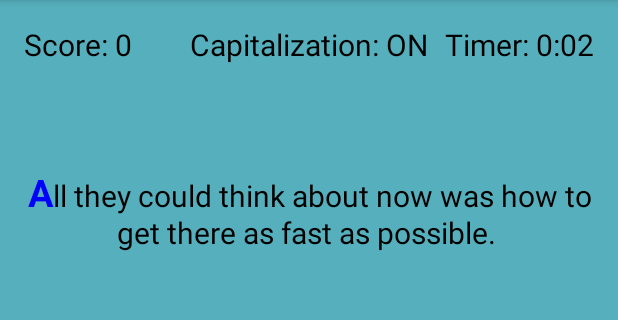
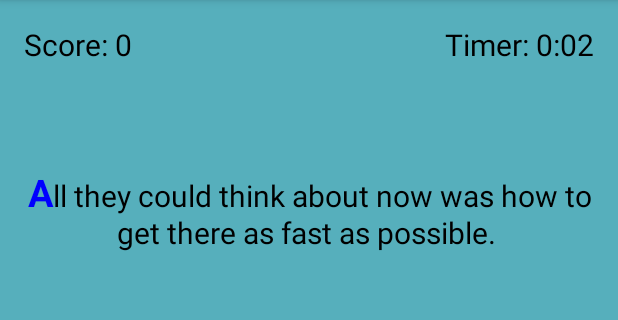
Before and after one commit to jeremy-wenzel/Tap-Tap-Tap, an Android app: the screen it shows after launch (TapActivity), after a tap on "PARAGRAPH", on a phone screen of 412 x 824 dp, the part 84-404 px from its top. Run offline under Robolectric (Android 15) with nearby library versions, the phone set to English and light mode, and no system bars.

Commit message:
Final Commit

```diff
--- a/TapTapTap/app/src/main/java/cs371m/taptaptap/TapActivity.java
+++ b/TapTapTap/app/src/main/java/cs371m/taptaptap/TapActivity.java
@@ -48,7 +48,6 @@ public class TapActivity extends AppCompatActivity {
     protected TextView scoreView;
     protected TextView paragraphView;
     protected TextView timerView;
-    protected TextView capView;
     protected EditText inputField;
 
     private Intent intent;
@@ -84,22 +83,11 @@ public class TapActivity extends AppCompatActivity {
         // Setup views
         scoreView = (TextView) findViewById(R.id.score_view);
         paragraphView = (TextView) findViewById(R.id.paragraph_view);
-        capView = (TextView) findViewById(R.id.cap_view);
         timerView = (TextView) findViewById(R.id.timer_view);
         inputField = (EditText) findViewById(R.id.input_view);
 
         scoreView.setTextColor(Color.BLACK);
-        capView.setTextColor(Color.BLACK);
         timerView.setTextColor(Color.BLACK);
-
-        String capReq = "Capitalization: ";
-
-        if ( !capitalize )
-            capReq += "OFF";
-        else
-            capReq += "ON";
-
-        capView.setText(capReq);
 
         // Lock in Orientation
         String orientationPref = mPrefs.getString("orientation_pref",
@@ -305,19 +293,16 @@ public class TapActivity extends AppCompatActivity {
         if (textSize.equals("Small")) {
             scoreView.setTextSize(textSizeSmall);
             timerView.setTextSize(textSizeSmall);
-            capView.setTextSize(textSizeSmall);
             paragraphView.setTextSize(textSizeSmall);
         }
         else if (textSize.equals("Medium")) {
             scoreView.setTextSize(textSizeMedium);
             timerView.setTextSize(textSizeMedium);
-            capView.setTextSize(textSizeMedium);
             paragraphView.setTextSize(textSizeMedium);
         }
         else if (textSize.equals("Large")) {
             scoreView.setTextSize(textSizeLarge);
             timerView.setTextSize(textSizeLarge);
-            capView.setTextSize(textSizeLarge);
             paragraphView.setTextSize(textSizeLarge);
         }
         else {
--- a/TapTapTap/app/src/main/res/layout-land/activity_tap.xml
+++ b/TapTapTap/app/src/main/res/layout-land/activity_tap.xml
@@ -9,43 +9,6 @@
     android:paddingTop="@dimen/activity_vertical_margin"
     android:background="@drawable/default_image"
     tools:context="cs371m.taptaptap.TapActivity">
-    <LinearLayout
-        android:orientation="vertical"
-        android:layout_width="wrap_content"
-        android:layout_height="wrap_content"
-        android:layout_weight="10">
-        <LinearLayout
-            android:orientation="horizontal"
-            android:layout_width="wrap_content"
-            android:layout_height="wrap_content">
-
-            <TextView
-                android:id="@+id/score_view"
-                android:gravity="left"
-                android:layout_width="match_parent"
-                android:layout_height="wrap_content"
-                android:text="Score: 0" />
-
-
-            <TextView
-                android:id="@+id/timer_view"
-                android:gravity="right"
-                android:layout_width="match_parent"
-                android:layout_height="wrap_content"
-                android:text="Timer: 0:00"
-                android:layout_alignParentTop="true"
-                android:layout_alignParentRight="true"
-                android:layout_alignParentEnd="true" />
-        </LinearLayout>
-
-        <TextView
-            android:id="@+id/cap_view"
-            android:gravity="center"
-            android:layout_width="match_parent"
-            android:layout_height="wrap_content"
-            android:text="Capitalization: OFF" />
-
-    </LinearLayout>
 
     <LinearLayout
         android:orientation="vertical"
@@ -81,4 +44,24 @@
             android:text="" />
     </LinearLayout>
 
+
+    <TextView
+        android:id="@+id/score_view"
+        android:gravity="left"
+        android:layout_width="wrap_content"
+        android:layout_height="wrap_content"
+        android:text="Score: 0"
+        android:textSize="16sp" />
+
+    <TextView
+        android:id="@+id/timer_view"
+        android:gravity="right"
+        android:layout_width="wrap_content"
+        android:layout_height="wrap_content"
+        android:text="Timer: 0:00"
+        android:textSize="16sp"
+        android:layout_alignParentTop="true"
+        android:layout_alignParentRight="true"
+        android:layout_alignParentEnd="true" />
+
 </RelativeLayout>
--- a/TapTapTap/app/src/main/res/layout/activity_tap.xml
+++ b/TapTapTap/app/src/main/res/layout/activity_tap.xml
@@ -9,6 +9,7 @@
     android:paddingTop="@dimen/activity_vertical_margin"
     android:background="@drawable/default_image"
     tools:context="cs371m.taptaptap.TapActivity">
+
     <LinearLayout
         android:orientation="vertical"
         android:layout_width="fill_parent"
@@ -48,23 +49,15 @@
     <TextView
         android:id="@+id/score_view"
         android:gravity="left"
-        android:layout_width="match_parent"
+        android:layout_width="wrap_content"
         android:layout_height="wrap_content"
         android:text="Score: 0"
         android:textSize="16sp" />
 
     <TextView
-        android:id="@+id/cap_view"
-        android:gravity="center"
-        android:layout_width="match_parent"
-        android:layout_height="wrap_content"
-        android:text="Capitalization Requirement: OFF"
-        android:textSize="16sp" />
-
-    <TextView
         android:id="@+id/timer_view"
         android:gravity="right"
-        android:layout_width="match_parent"
+        android:layout_width="wrap_content"
         android:layout_height="wrap_content"
         android:text="Timer: 0:00"
         android:textSize="16sp"
```
